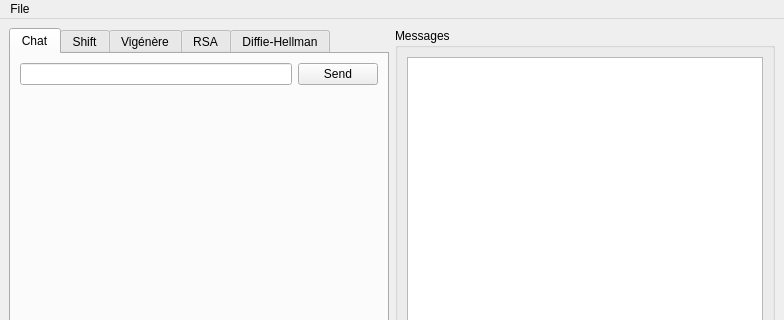
The window that res/main.ui (LordBaryhobal/CryptoChat) describes before a commit, drawn with Qt 5; both pictures show x 0 to 784 and y 0 to 320 of the 784 by 594 pixel window.
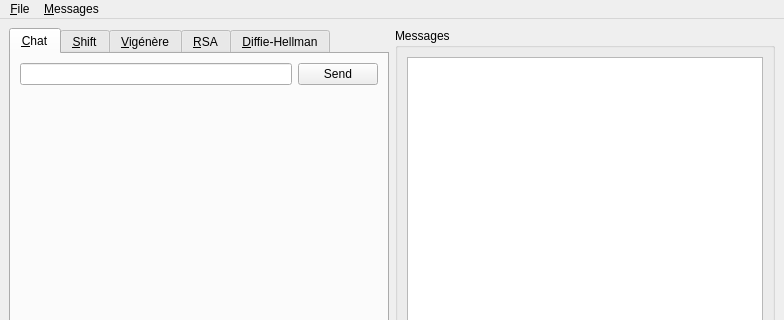
The same window after the commit.

What changed in the file:
```diff
--- a/res/main.ui
+++ b/res/main.ui
@@ -28,7 +28,7 @@
       </property>
       <widget class="QWidget" name="tab">
        <attribute name="title">
-        <string>Chat</string>
+        <string>&amp;Chat</string>
        </attribute>
        <layout class="QVBoxLayout" name="verticalLayout_2">
         <item>
@@ -62,7 +62,7 @@
       </widget>
       <widget class="QWidget" name="tab_2">
        <attribute name="title">
-        <string>Shift</string>
+        <string>&amp;Shift</string>
        </attribute>
        <layout class="QVBoxLayout" name="verticalLayout">
         <item>
@@ -235,7 +235,7 @@
       </widget>
       <widget class="QWidget" name="tab_3">
        <attribute name="title">
-        <string>Vigénère</string>
+        <string>&amp;Vigénère</string>
        </attribute>
        <layout class="QVBoxLayout" name="verticalLayout_7">
         <item>
@@ -402,7 +402,7 @@
       </widget>
       <widget class="QWidget" name="tab_4">
        <attribute name="title">
-        <string>RSA</string>
+        <string>&amp;RSA</string>
        </attribute>
        <layout class="QVBoxLayout" name="verticalLayout_11">
         <item>
@@ -587,7 +587,7 @@
       </widget>
       <widget class="QWidget" name="tab_5">
        <attribute name="title">
-        <string>Diffie-Hellman</string>
+        <string>&amp;Diffie-Hellman</string>
        </attribute>
        <layout class="QVBoxLayout" name="verticalLayout_14">
         <item>
@@ -812,11 +812,20 @@
    </property>
    <widget class="QMenu" name="menuFile">
     <property name="title">
-     <string>File</string>
+     <string>&amp;File</string>
     </property>
     <addaction name="actionOptions"/>
+    <addaction name="actionQuit"/>
+   </widget>
+   <widget class="QMenu" name="menuMessages">
+    <property name="title">
+     <string>&amp;Messages</string>
+    </property>
+    <addaction name="actionExport"/>
+    <addaction name="actionClear"/>
    </widget>
    <addaction name="menuFile"/>
+   <addaction name="menuMessages"/>
   </widget>
   <action name="actionOptions">
    <property name="text">
```
Left out of the diff: 17 changed lines with no effect on the pictures.
